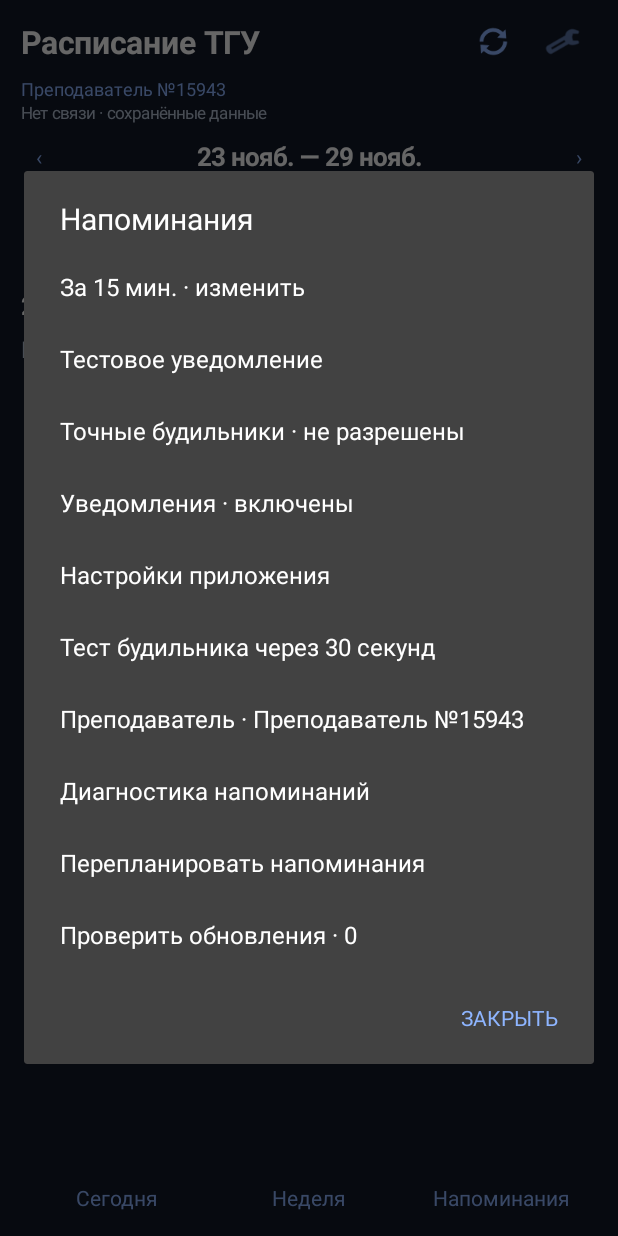
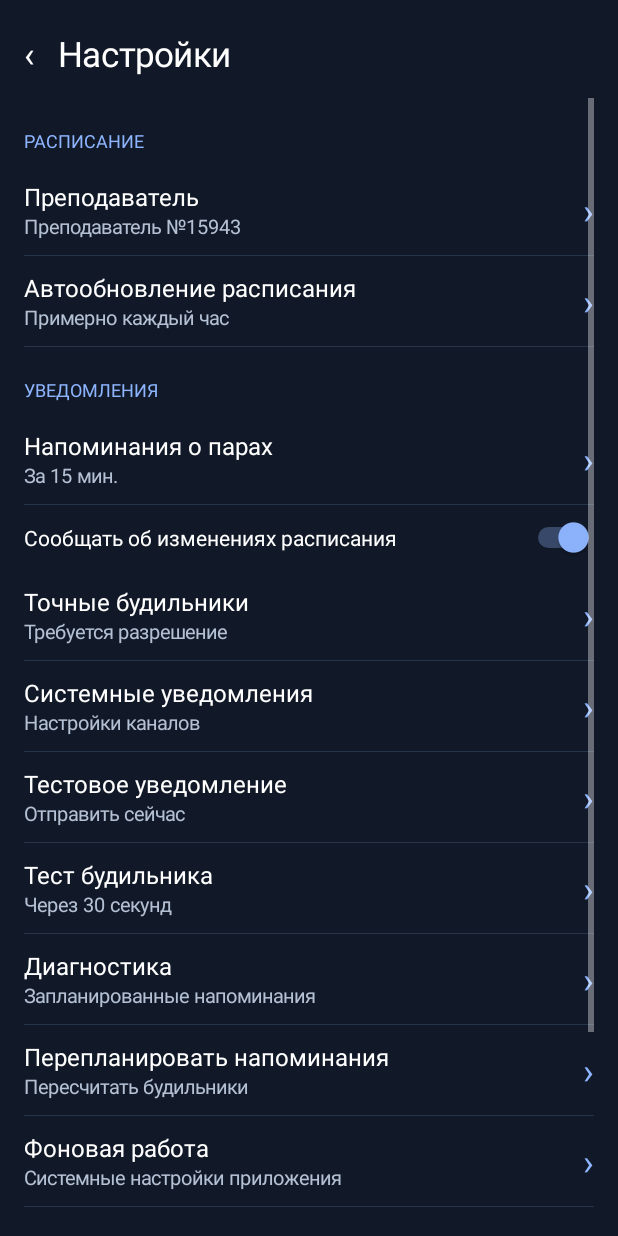
Before and after one commit to gerasimovtltsu/tlt-su-schedule, an Android app: the screen it shows after launch (MainActivity before the commit, SettingsActivity after it), after a tap on "Настройки", on a phone screen of 412 x 824 dp. Run offline under Robolectric (Android 15) with nearby library versions, the phone set to English and light mode, and no system bars; network calls fail; pictures from the network do not load.

Commit message:
Release 0.8.0: settings screen, schedule changes and in-app APK download

```diff
--- a/app/build.gradle
+++ b/app/build.gradle
@@ -11,8 +11,8 @@ android {
         applicationId 'ru.tltsu.schedule'
         minSdk 26
         targetSdk 35
-        versionCode 7
-        versionName '0.7.0'
+        versionCode 8
+        versionName '0.8.0'
     }
 
     def signingFile = System.getenv('KEYSTORE_FILE')
@@ -50,6 +50,7 @@ android {
 }
 
 dependencies {
+    implementation 'androidx.core:core:1.13.1'
     implementation 'androidx.activity:activity:1.9.3'
     implementation 'androidx.lifecycle:lifecycle-viewmodel:2.8.7'
     implementation 'androidx.lifecycle:lifecycle-livedata:2.8.7'
--- a/app/src/main/java/ru/tltsu/schedule/MainActivity.kt
+++ b/app/src/main/java/ru/tltsu/schedule/MainActivity.kt
@@ -50,7 +50,16 @@ class MainActivity : ComponentActivity() {
             checkSelfPermission(Manifest.permission.POST_NOTIFICATIONS) != PackageManager.PERMISSION_GRANTED
         ) requestPermissions(arrayOf(Manifest.permission.POST_NOTIFICATIONS), 1)
         if (savedInstanceState == null) model.refresh(true)
-        UpdateManager.check(this)
+        UpdateManager.check(this, intent.getBooleanExtra("check_update", false))
+    }
+
+    @Deprecated("Legacy activity result used for settings navigation")
+    override fun onActivityResult(requestCode: Int, resultCode: Int, data: android.content.Intent?) {
+        super.onActivityResult(requestCode, resultCode, data)
+        if (requestCode == 208 && resultCode == RESULT_OK) {
+            val id = data?.getIntExtra("teacher_id", -1) ?: -1
+            if (id > 0) model.changeTeacher(id)
+        }
     }
 
     override fun onResume() {
--- a/app/src/main/java/ru/tltsu/schedule/data/repository/ScheduleRepository.kt
+++ b/app/src/main/java/ru/tltsu/schedule/data/repository/ScheduleRepository.kt
@@ -8,6 +8,8 @@ import ru.tltsu.schedule.data.local.teacher
 import ru.tltsu.schedule.data.remote.ScheduleApi
 import ru.tltsu.schedule.data.remote.ScheduleParser
 import ru.tltsu.schedule.domain.model.Lesson
+import ru.tltsu.schedule.domain.model.ScheduleChanges
+import ru.tltsu.schedule.notification.ScheduleChangeNotifier
 import ru.tltsu.schedule.util.today
 import ru.tltsu.schedule.util.week
 
@@ -19,9 +21,16 @@ internal object ScheduleRepository {
             .getOrDefault(emptyList())
 
     fun fetch(context: Context, date: LocalDate, teacherId: Int = teacher(context)): List<Lesson> {
-        val raw = ScheduleApi.load(teacherId, week(date))
+        val monday = week(date)
+        val previous = if (ScheduleCache.exists(context, teacherId, monday))
+            runCatching { ScheduleParser.parse(ScheduleCache.read(context, teacherId, monday)) }.getOrNull()
+        else null
+        val raw = ScheduleApi.load(teacherId, monday)
         val lessons = ScheduleParser.parse(raw)
         ScheduleCache.save(context, teacherId, week(date), raw, ScheduleParser.teacherName(raw, teacherId))
+        if (previous != null && teacher(context) == teacherId) {
+            ScheduleChangeNotifier.send(context, ScheduleChanges.compare(previous, lessons, System.currentTimeMillis()))
+        }
         return lessons
     }
 
--- /dev/null
+++ b/app/src/main/java/ru/tltsu/schedule/ui/settings/SettingsActivity.kt
@@ -0,0 +1,127 @@
+package ru.tltsu.schedule.ui.settings
+
+import android.app.Activity
+import android.app.AlertDialog
+import android.app.NotificationManager
+import android.content.Intent
+import android.graphics.Color
+import android.net.Uri
+import android.os.Build
+import android.os.Bundle
+import android.provider.Settings
+import android.view.Gravity
+import android.widget.LinearLayout
+import android.widget.ScrollView
+import android.widget.Switch
+import android.widget.TextView
+import ru.tltsu.schedule.data.local.prefs
+import ru.tltsu.schedule.data.local.teacherName
+import ru.tltsu.schedule.notification.ReminderScheduler
+import ru.tltsu.schedule.update.UpdateManager
+import ru.tltsu.schedule.update.GitHubReleaseApi
+
+class SettingsActivity : Activity() {
+    private lateinit var body: LinearLayout
+    private val accent = Color.parseColor("#8EB5FF")
+    private val muted = Color.parseColor("#B4C1D4")
+    private fun dp(n: Int) = (n * resources.displayMetrics.density).toInt()
+
+    override fun onCreate(savedInstanceState: Bundle?) {
+        super.onCreate(savedInstanceState)
+        render()
+    }
+
+    override fun onResume() {
+        super.onResume()
+        render()
+    }
+
+    private fun render() {
+        val root = LinearLayout(this).apply {
+            orientation = LinearLayout.VERTICAL
+            setBackgroundColor(Color.parseColor("#111827"))
+            setPadding(dp(16), dp(12), dp(16), dp(8))
+        }
+        root.setOnApplyWindowInsetsListener { view, insets ->
+            @Suppress("DEPRECATION")
+            view.setPadding(dp(16), dp(12) + insets.systemWindowInsetTop, dp(16), dp(8) + insets.systemWindowInsetBottom)
+            insets
+        }
+        val header = TextView(this).apply {
+            text = "‹   Настройки"
+            textSize = 23f
+            setTextColor(Color.WHITE)
+            setPadding(0, dp(8), 0, dp(14))
+            setOnClickListener { finish() }
+        }
+        root.addView(header)
+        body = LinearLayout(this).apply { orientation = LinearLayout.VERTICAL }
+        root.addView(ScrollView(this).apply { addView(body) }, LinearLayout.LayoutParams(-1, 0, 1f))
+        setContentView(root)
+        val actions = SettingsDialogs(this) { id ->
+            val p = prefs(this)
+            if (id != p.getInt("teacher_id", 15943)) {
+                setResult(RESULT_OK, Intent().putExtra("teacher_id", id))
+                finish()
+            }
+        }
+        section("РАСПИСАНИЕ")
+        item("Преподаватель", teacherName(this)) { actions.chooseTeacher() }
+        item("Автообновление расписания", "Примерно каждый час") {
+            AlertDialog.Builder(this).setMessage("Android выполняет фоновое обновление примерно раз в час при наличии сети.").setPositiveButton("OK", null).show()
+        }
+        section("УВЕДОМЛЕНИЯ")
+        item("Напоминания о парах", "За ${prefs(this).getInt("lead", 15)} мин.") { actions.chooseLead(prefs(this).getInt("lead", 15)) }
+        body.addView(Switch(this).apply {
+            text = "Сообщать об изменениях расписания"
+            setTextColor(Color.WHITE)
+            setPadding(0, dp(12), 0, dp(12))
+            isChecked = prefs(this@SettingsActivity).getBoolean("notify_changes", true)
+            setOnCheckedChangeListener { _, checked -> prefs(this@SettingsActivity).edit().putBoolean("notify_changes", checked).apply() }
+        })
+        item("Точные будильники", if (ReminderScheduler.exactAllowed(this)) "Разрешены" else "Требуется разрешение") {
+            if (Build.VERSION.SDK_INT >= 31) runCatching { startActivity(Intent(Settings.ACTION_REQUEST_SCHEDULE_EXACT_ALARM, Uri.parse("package:$packageName"))) }
+        }
+        item("Системные уведомления", "Настройки каналов") { startActivity(Intent(Settings.ACTION_APP_NOTIFICATION_SETTINGS).putExtra(Settings.EXTRA_APP_PACKAGE, packageName)) }
+        item("Тестовое уведомление", "Отправить сейчас") { actions.test(false) }
+        item("Тест будильника", "Через 30 секунд") { actions.test(true) }
+        item("Диагностика", "Запланированные напоминания") { DiagnosticsDialog.show(this) }
+        item("Перепланировать напоминания", "Пересчитать будильники") {
+            ReminderScheduler.reschedule(this)
+            android.widget.Toast.makeText(this, "Напоминания перепланированы", android.widget.Toast.LENGTH_SHORT).show()
+        }
+        item("Фоновая работа", "Системные настройки приложения") { startActivity(Intent(Settings.ACTION_APPLICATION_DETAILS_SETTINGS, Uri.parse("package:$packageName"))) }
+        section("ПРИЛОЖЕНИЕ")
+        item("Проверить обновления", "Версия " + UpdateManager.installed(this)) { UpdateManager.check(this, true) }
+        item("О приложении", "Расписание ТГУ · GitHub") {
+            AlertDialog.Builder(this).setTitle("Расписание ТГУ").setMessage("Версия " + UpdateManager.installed(this) + "\nНеофициальное приложение для преподавателей ТГУ.\nНативный Android · Kotlin")
+                .setPositiveButton("GitHub") { _, _ -> startActivity(Intent(Intent.ACTION_VIEW, Uri.parse(GitHubReleaseApi.RELEASES))) }
+                .setNegativeButton("Закрыть", null).show()
+        }
+    }
+
+    private fun section(title: String) {
+        body.addView(TextView(this).apply {
+            text = title
+            textSize = 12f
+            setTextColor(accent)
+            setPadding(0, dp(20), 0, dp(8))
+        })
+    }
+
+    private fun item(title: String, subtitle: String, action: () -> Unit) {
+        val row = LinearLayout(this).apply {
+            orientation = LinearLayout.HORIZONTAL
+            gravity = Gravity.CENTER_VERTICAL
+            setPadding(0, dp(10), 0, dp(10))
+            setOnClickListener { action() }
+        }
+        val text = LinearLayout(this).apply { orientation = LinearLayout.VERTICAL }
+        text.addView(TextView(this).apply { this.text = title; textSize = 16f; setTextColor(Color.WHITE) })
+        text.addView(TextView(this).apply { this.text = subtitle; textSize = 13f; setTextColor(muted) })
+        row.addView(text, LinearLayout.LayoutParams(0, -2, 1f))
+        row.addView(TextView(this).apply { this.text = "›"; textSize = 24f; setTextColor(accent) })
+        body.addView(row)
+        body.addView(android.view.View(this).apply { setBackgroundColor(Color.parseColor("#263449")) }, LinearLayout.LayoutParams(-1, dp(1)))
+    }
+}
--- a/app/src/main/java/ru/tltsu/schedule/ui/settings/SettingsDialogs.kt
+++ b/app/src/main/java/ru/tltsu/schedule/ui/settings/SettingsDialogs.kt
@@ -55,44 +55,10 @@ internal class SettingsDialogs(
     }
 
     fun show() {
-        val lead = prefs(activity).getInt("lead", 15)
-        val exact = ReminderScheduler.exactAllowed(activity)
-        val enabled = activity.getSystemService(NotificationManager::class.java).areNotificationsEnabled()
-        val options = arrayOf(
-            "За $lead мин. · изменить",
-            "Тестовое уведомление",
-            "Точные будильники · " + if (exact) "разрешены" else "не разрешены",
-            "Уведомления · " + if (enabled) "включены" else "выключены",
-            "Настройки приложения",
-            "Тест будильника через 30 секунд",
-            "Преподаватель · " + teacherName(activity),
-            "Диагностика напоминаний",
-            "Перепланировать напоминания",
-            "Проверить обновления · " + UpdateManager.installed(activity)
-        )
-        AlertDialog.Builder(activity).setTitle("Напоминания")
-            .setItems(options) { _, index ->
-                when (index) {
-                    0 -> chooseLead(lead)
-                    1 -> test(false)
-                    2 -> if (Build.VERSION.SDK_INT >= 31) {
-                        runCatching { activity.startActivity(Intent(Settings.ACTION_REQUEST_SCHEDULE_EXACT_ALARM, packageUri())) }
-                    } else Unit
-                    3 -> activity.startActivity(Intent(Settings.ACTION_APP_NOTIFICATION_SETTINGS).putExtra(Settings.EXTRA_APP_PACKAGE, activity.packageName))
-                    4 -> activity.startActivity(Intent(Settings.ACTION_APPLICATION_DETAILS_SETTINGS, packageUri()))
-                    5 -> test(true)
-                    6 -> chooseTeacher()
-                    7 -> DiagnosticsDialog.show(activity)
-                    9 -> UpdateManager.check(activity, manual = true)
-                    8 -> {
-                        ReminderScheduler.reschedule(activity)
-                        toast("Напоминания перепланированы")
-                    }
-                }
-            }.setNegativeButton("Закрыть", null).show()
+        activity.startActivityForResult(Intent(activity, SettingsActivity::class.java), 208)
     }
 
-    private fun chooseLead(lead: Int) {
+    fun chooseLead(lead: Int) {
         val values = intArrayOf(5, 10, 15, 20, 30)
         AlertDialog.Builder(activity).setTitle("Напоминать до пары")
             .setSingleChoiceItems(values.map { "$it мин." }.toTypedArray(), values.indexOf(lead)) { dialog, index ->
@@ -102,7 +68,7 @@ internal class SettingsDialogs(
             }.setNegativeButton("Отмена", null).show()
     }
 
-    private fun test(delayed: Boolean) {
+    fun test(delayed: Boolean) {
         if (Build.VERSION.SDK_INT >= 33 &&
             activity.checkSelfPermission(Manifest.permission.POST_NOTIFICATIONS) != PackageManager.PERMISSION_GRANTED
         ) {
--- a/app/src/main/java/ru/tltsu/schedule/update/UpdateManager.kt
+++ b/app/src/main/java/ru/tltsu/schedule/update/UpdateManager.kt
@@ -90,8 +90,7 @@ internal object UpdateManager {
             .setTitle("Доступно обновление")
             .setMessage("Установлено: " + installed(activity) + "\nНовая версия: " + release.version + "\n\nЧто нового:\n" + notes)
             .setPositiveButton("Скачать APK") { _, _ ->
-                runCatching { activity.startActivity(Intent(Intent.ACTION_VIEW, Uri.parse(release.downloadUrl))) }
-                    .onFailure { Toast.makeText(activity, "Не удалось открыть ссылку", Toast.LENGTH_LONG).show() }
+                ApkDownloader.start(activity, release)
             }
             .setNeutralButton("GitHub") { _, _ ->
                 runCatching { activity.startActivity(Intent(Intent.ACTION_VIEW, Uri.parse(GitHubReleaseApi.RELEASES))) }
@@ -107,7 +106,7 @@ internal object UpdateManager {
         if (!manager.areNotificationsEnabled()) return
         manager.createNotificationChannel(NotificationChannel(CHANNEL, "Обновления приложения", NotificationManager.IMPORTANCE_DEFAULT))
         if (manager.getNotificationChannel(CHANNEL)?.importance == NotificationManager.IMPORTANCE_NONE) return
-        val intent = Intent(Intent.ACTION_VIEW, Uri.parse(release.downloadUrl))
+        val intent = Intent(context, ru.tltsu.schedule.MainActivity::class.java).putExtra("check_update", true)
         val pending = PendingIntent.getActivity(context, 1701, intent, PendingIntent.FLAG_IMMUTABLE or PendingIntent.FLAG_UPDATE_CURRENT)
         val notification = Notification.Builder(context, CHANNEL)
             .setSmallIcon(R.drawable.ic_notification)
--- /dev/null
+++ b/app/src/main/res/xml/update_paths.xml
@@ -0,0 +1,4 @@
+<?xml version="1.0" encoding="utf-8"?>
+<paths xmlns:android="http://schemas.android.com/apk/res/android">
+    <cache-path name="updates" path="updates/" />
+</paths>
```
Also changed, not shown: app/src/main/AndroidManifest.xml (+1 -1 lines), app/src/main/java/ru/tltsu/schedule/domain/model/ScheduleChanges.kt (added, +29 -0 lines), app/src/main/java/ru/tltsu/schedule/notification/ScheduleChangeNotifier.kt (added, +29 -0 lines), app/src/main/java/ru/tltsu/schedule/update/ApkDownloader.kt (added, +91 -0 lines), 2 other files.
